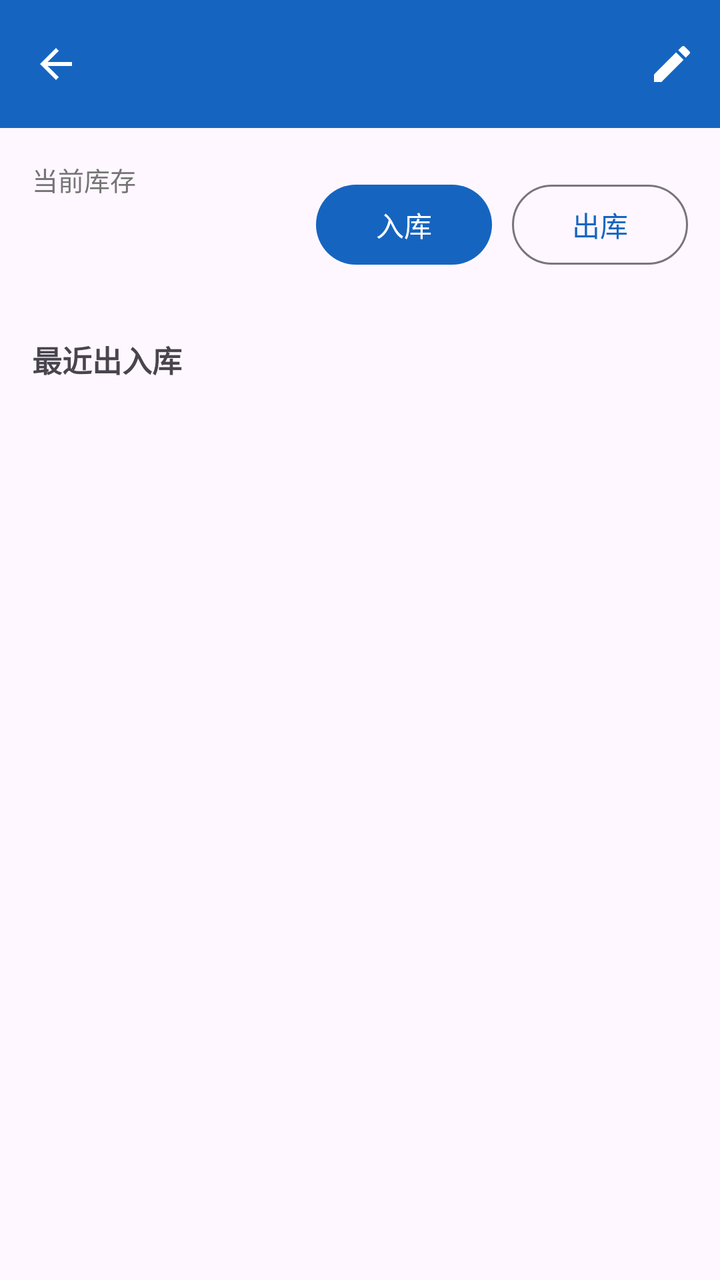
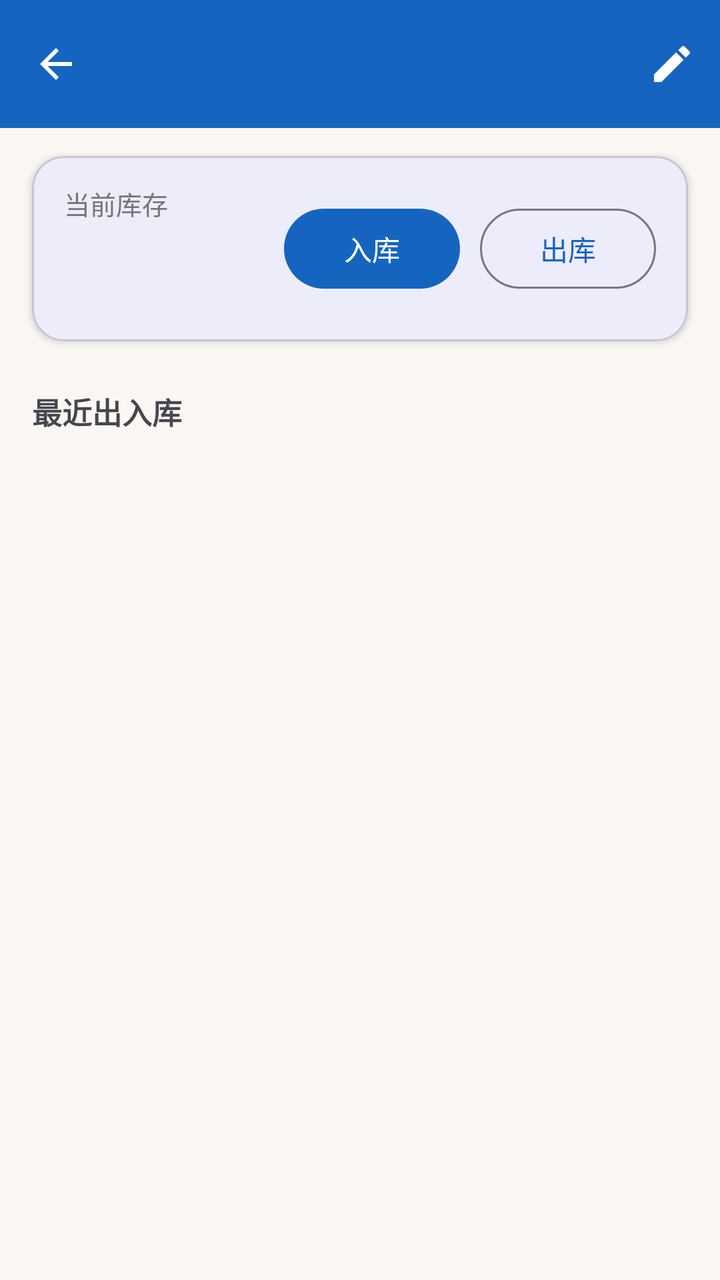

Before-and-after screenshots of an Android layout around one commit, followed by the original layout XML and the change that was made.
<!-- AndroidManifest.xml: application theme Theme.StockManagementSystem -->
<!-- res/layout/activity_item_detail.xml -->
<?xml version="1.0" encoding="utf-8"?>
<LinearLayout xmlns:android="http://schemas.android.com/apk/res/android"
    xmlns:app="http://schemas.android.com/apk/res-auto"
    android:id="@+id/main"
    android:layout_width="match_parent"
    android:layout_height="match_parent"
    android:orientation="vertical">

    <com.google.android.material.appbar.MaterialToolbar
        android:id="@+id/toolbar"
        android:layout_width="match_parent"
        android:layout_height="?attr/actionBarSize"
        android:background="@color/primary"
        android:elevation="4dp"
        android:theme="@style/ThemeOverlay.Material3.Dark.ActionBar"
        app:menu="@menu/menu_item_detail"
        app:navigationIcon="@drawable/ic_arrow_back"
        app:navigationIconTint="@color/white"
        app:titleTextColor="@color/white" />

    <androidx.core.widget.NestedScrollView
        android:layout_width="match_parent"
        android:layout_height="match_parent">

        <LinearLayout
            android:layout_width="match_parent"
            android:layout_height="wrap_content"
            android:orientation="vertical"
            android:paddingBottom="24dp">

            <ImageView
                android:id="@+id/imageHero"
                android:layout_width="match_parent"
                android:layout_height="240dp"
                android:background="@drawable/bg_thumb_placeholder"
                android:clipToOutline="true"
                android:contentDescription="@string/attr_type_image"
                android:scaleType="centerCrop"
                android:visibility="gone" />

            <HorizontalScrollView
                android:id="@+id/scrollTags"
                android:layout_width="match_parent"
                android:layout_height="wrap_content"
                android:layout_marginTop="10dp"
                android:paddingHorizontal="16dp"
                android:scrollbars="none"
                android:visibility="gone">

                <LinearLayout
                    android:id="@+id/layoutTags"
                    android:layout_width="wrap_content"
                    android:layout_height="wrap_content"
                    android:orientation="horizontal" />
            </HorizontalScrollView>

            <LinearLayout
                android:layout_width="match_parent"
                android:layout_height="wrap_content"
                android:gravity="center_vertical"
                android:orientation="horizontal"
                android:paddingHorizontal="16dp"
                android:paddingTop="16dp">

                <LinearLayout
                    android:layout_width="0dp"
                    android:layout_height="wrap_content"
                    android:layout_weight="1"
                    android:orientation="vertical">

                    <TextView
                        android:layout_width="wrap_content"
                        android:layout_height="wrap_content"
                        android:text="@string/stock_qty_label"
                        android:textColor="@color/text_secondary"
                        android:textSize="13sp" />

                    <TextView
                        android:id="@+id/textQty"
                        android:layout_width="wrap_content"
                        android:layout_height="wrap_content"
                        android:textColor="@color/primary_dark"
                        android:textSize="34sp"
                        android:textStyle="bold" />
                </LinearLayout>

                <com.google.android.material.button.MaterialButton
                    android:id="@+id/btnStockIn"
                    android:layout_width="wrap_content"
                    android:layout_height="wrap_content"
                    android:text="@string/stock_in" />

                <com.google.android.material.button.MaterialButton
                    android:id="@+id/btnStockOut"
                    style="@style/Widget.Material3.Button.OutlinedButton"
                    android:layout_width="wrap_content"
                    android:layout_height="wrap_content"
                    android:layout_marginStart="10dp"
                    android:text="@string/stock_out" />
            </LinearLayout>

            <androidx.recyclerview.widget.RecyclerView
                android:id="@+id/recyclerAttrs"
                android:layout_width="match_parent"
                android:layout_height="wrap_content"
                android:layout_marginTop="8dp"
                android:nestedScrollingEnabled="false"
                android:overScrollMode="never" />

            <TextView
                android:layout_width="wrap_content"
                android:layout_height="wrap_content"
                android:layout_marginHorizontal="16dp"
                android:layout_marginTop="16dp"
                android:text="@string/record_history_title"
                android:textSize="15sp"
                android:textStyle="bold" />

            <androidx.recyclerview.widget.RecyclerView
                android:id="@+id/recyclerRecords"
                android:layout_width="match_parent"
                android:layout_height="wrap_content"
                android:layout_marginTop="4dp"
                android:nestedScrollingEnabled="false"
                android:overScrollMode="never" />

            <com.google.android.material.button.MaterialButton
                android:id="@+id/btnAllRecords"
                style="@style/Widget.Material3.Button.OutlinedButton"
                android:layout_width="match_parent"
                android:layout_height="wrap_content"
                android:layout_marginHorizontal="16dp"
                android:layout_marginTop="8dp"
                android:visibility="gone" />
        </LinearLayout>
    </androidx.core.widget.NestedScrollView>
</LinearLayout>
<!-- resources referenced by this layout -->
<resources>
  <color name="primary">#1565C0</color>
  <color name="primary_dark">#0D47A1</color>
  <color name="text_secondary">#757575</color>
  <color name="white">#FFFFFFFF</color>
  <!-- drawable bg_thumb_placeholder (drawable) -->
  <?xml version="1.0" encoding="utf-8"?>
  <shape xmlns:android="http://schemas.android.com/apk/res/android">
      <solid android:color="@color/image_placeholder" />
      <corners android:radius="6dp" />
  </shape>
  <!-- drawable ic_arrow_back (drawable) -->
  <?xml version="1.0" encoding="utf-8"?>
  <vector xmlns:android="http://schemas.android.com/apk/res/android"
      android:width="24dp"
      android:height="24dp"
      android:viewportWidth="24"
      android:viewportHeight="24"
      android:tint="@color/white">
      <path
          android:fillColor="@android:color/white"
          android:pathData="M20,11H7.83l5.59,-5.59L12,4l-8,8 8,8 1.41,-1.41L7.83,13H20v-2z" />
  </vector>
  <string name="attr_type_image">图片</string>
  <string name="record_history_title">最近出入库</string>
  <string name="stock_in">入库</string>
  <string name="stock_out">出库</string>
  <string name="stock_qty_label">当前库存</string>
  <style name="Theme.StockManagementSystem" parent="Base.Theme.StockManagementSystem" />
  <color name="image_placeholder">#EEEEEE</color>
  <style name="Base.Theme.StockManagementSystem" parent="Theme.Material3.DayNight.NoActionBar">
          <item name="colorPrimary">@color/primary</item>
          <item name="colorPrimaryVariant">@color/primary_dark</item>
          <item name="colorSecondary">@color/accent</item>
      </style>
  <color name="accent">#00897B</color>
</resources>

<!-- the commit's change to res/layout/activity_item_detail.xml (unified diff, before → after) -->
@@ -54,50 +54,59 @@
                     android:orientation="horizontal" />
             </HorizontalScrollView>
 
-            <LinearLayout
+            <com.google.android.material.card.MaterialCardView
                 android:layout_width="match_parent"
                 android:layout_height="wrap_content"
-                android:gravity="center_vertical"
-                android:orientation="horizontal"
-                android:paddingHorizontal="16dp"
-                android:paddingTop="16dp">
+                android:layout_marginHorizontal="16dp"
+                android:layout_marginTop="14dp"
+                app:cardCornerRadius="16dp"
+                app:cardElevation="2dp">
 
                 <LinearLayout
-                    android:layout_width="0dp"
+                    android:layout_width="match_parent"
                     android:layout_height="wrap_content"
-                    android:layout_weight="1"
-                    android:orientation="vertical">
+                    android:gravity="center_vertical"
+                    android:orientation="horizontal"
+                    android:paddingHorizontal="16dp"
+                    android:paddingVertical="14dp">
 
-                    <TextView
+                    <LinearLayout
+                        android:layout_width="0dp"
+                        android:layout_height="wrap_content"
+                        android:layout_weight="1"
+                        android:orientation="vertical">
+
+                        <TextView
+                            android:layout_width="wrap_content"
+                            android:layout_height="wrap_content"
+                            android:text="@string/stock_qty_label"
+                            android:textColor="@color/text_secondary"
+                            android:textSize="13sp" />
+
+                        <TextView
+                            android:id="@+id/textQty"
+                            android:layout_width="wrap_content"
+                            android:layout_height="wrap_content"
+                            android:textColor="@color/primary_dark"
+                            android:textSize="34sp"
+                            android:textStyle="bold" />
+                    </LinearLayout>
+
+                    <com.google.android.material.button.MaterialButton
+                        android:id="@+id/btnStockIn"
                         android:layout_width="wrap_content"
                         android:layout_height="wrap_content"
-                        android:text="@string/stock_qty_label"
-                        android:textColor="@color/text_secondary"
-                        android:textSize="13sp" />
+                        android:text="@string/stock_in" />
 
-                    <TextView
-                        android:id="@+id/textQty"
+                    <com.google.android.material.button.MaterialButton
+                        android:id="@+id/btnStockOut"
+                        style="@style/Widget.Material3.Button.OutlinedButton"
                         android:layout_width="wrap_content"
                         android:layout_height="wrap_content"
-                        android:textColor="@color/primary_dark"
-                        android:textSize="34sp"
-                        android:textStyle="bold" />
+                        android:layout_marginStart="10dp"
+                        android:text="@string/stock_out" />
                 </LinearLayout>
-
-                <com.google.android.material.button.MaterialButton
-                    android:id="@+id/btnStockIn"
-                    android:layout_width="wrap_content"
-                    android:layout_height="wrap_content"
-                    android:text="@string/stock_in" />
-
-                <com.google.android.material.button.MaterialButton
-                    android:id="@+id/btnStockOut"
-                    style="@style/Widget.Material3.Button.OutlinedButton"
-                    android:layout_width="wrap_content"
-                    android:layout_height="wrap_content"
-                    android:layout_marginStart="10dp"
-                    android:text="@string/stock_out" />
-            </LinearLayout>
+            </com.google.android.material.card.MaterialCardView>
 
             <androidx.recyclerview.widget.RecyclerView
                 android:id="@+id/recyclerAttrs"
<!-- resource entries referenced after the edit -->
@@ -33,7 +33,9 @@
           <item name="colorPrimary">@color/primary</item>
           <item name="colorPrimaryVariant">@color/primary_dark</item>
           <item name="colorSecondary">@color/accent</item>
+          <item name="android:windowBackground">@color/app_bg</item>
       </style>
   <color name="accent">#00897B</color>
+  <color name="app_bg">#FAF7F2</color>
 </resources>
 
